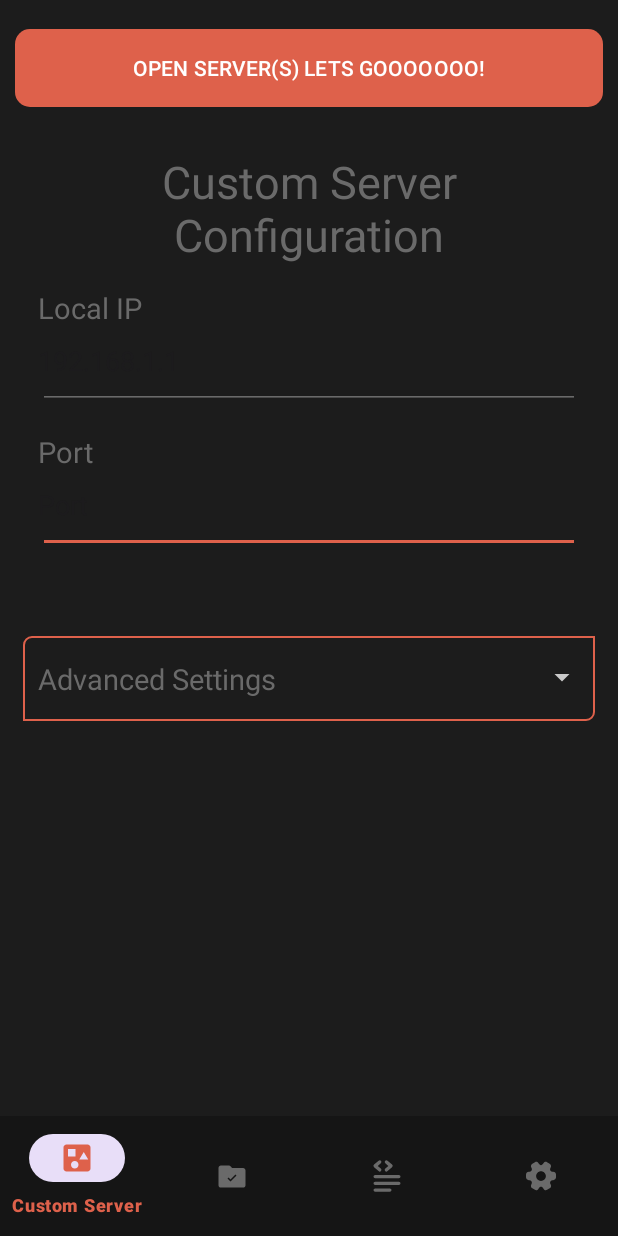
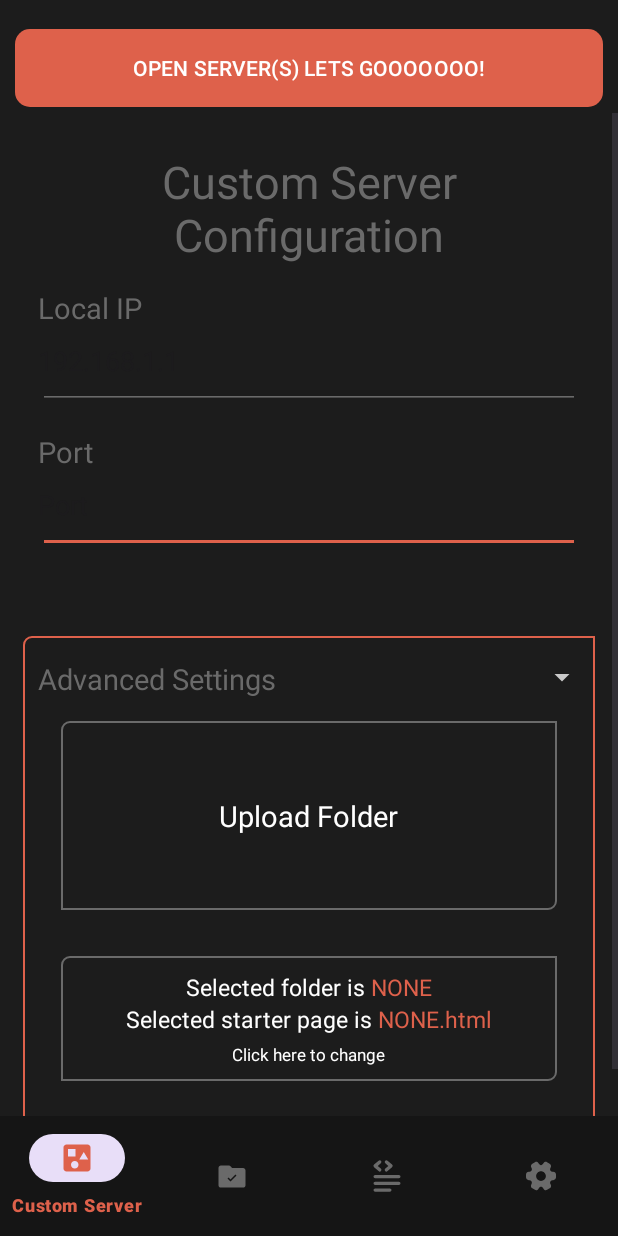
Before and after one commit to ozgurbaykal/HostMobile, an Android app: the CustomServerFragment screen opened directly, with no data from a screen before it, on a phone screen of 412 x 824 dp. Run offline under Robolectric (Android 15) with nearby library versions, the phone set to English and light mode, and no system bars; our stand-ins replace Room's generated code; 1 statement that could not run was skipped.

Commit message:
File copy completed, progressbar added for file copy operation

```diff
--- a/app/src/main/java/com/ozgurbaykal/hostmobile/model/CustomServerFolders.kt
+++ b/app/src/main/java/com/ozgurbaykal/hostmobile/model/CustomServerFolders.kt
@@ -9,4 +9,6 @@ import androidx.room.PrimaryKey
 class CustomServerFolders (
     @PrimaryKey(autoGenerate = true) val id: Int = 0,
     @ColumnInfo(name = "folder_name") val folderName: String?,
+    @ColumnInfo(name = "is_selected") val isSelected: Boolean = false,
+    @ColumnInfo(name = "selected_file") val selectedFile: String? = null
 )
--- a/app/src/main/java/com/ozgurbaykal/hostmobile/view/CustomServerFragment.kt
+++ b/app/src/main/java/com/ozgurbaykal/hostmobile/view/CustomServerFragment.kt
@@ -17,6 +17,7 @@ import android.view.View
 import android.view.ViewGroup
 import android.widget.EditText
 import android.widget.LinearLayout
+import android.widget.ProgressBar
 import android.widget.RelativeLayout
 import androidx.activity.result.contract.ActivityResultContracts
 import androidx.core.content.ContextCompat
@@ -31,6 +32,9 @@ import com.ozgurbaykal.hostmobile.control.SharedPreferenceManager
 import com.ozgurbaykal.hostmobile.databinding.FragmentCustomServerBinding
 import com.ozgurbaykal.hostmobile.view.customdialog.CustomDialogManager
 import com.ozgurbaykal.hostmobile.view.customdialog.CustomDialogTypes
+import kotlinx.coroutines.CoroutineScope
+import kotlinx.coroutines.Dispatchers
+import kotlinx.coroutines.launch
 import java.io.File
 import java.io.FileInputStream
 import java.io.FileOutputStream
@@ -54,6 +58,9 @@ class CustomServerFragment : Fragment(R.layout.fragment_custom_server) {
 
     private lateinit var uploadFileLinear : LinearLayout
 
+    private lateinit var progressBarToCopyFolder : ProgressBar
+    private lateinit var copyProgressLinear : LinearLayout
+
     override fun onCreateView(
         inflater: LayoutInflater,
         container: ViewGroup?,
@@ -71,6 +78,9 @@ class CustomServerFragment : Fragment(R.layout.fragment_custom_server) {
 
         localIpEditText = binding.customServerLocalIpEditText
         customServerPortEditText = binding.customServerPortEditText
+
+        progressBarToCopyFolder = binding.copyFolderProgressBar
+        copyProgressLinear = binding.copyProgressLinear
 
         if(SharedPreferenceManager.readInteger("customServerPort", -1) != -1){
 
@@ -120,20 +130,29 @@ class CustomServerFragment : Fragment(R.layout.fragment_custom_server) {
             val treeUri: Uri? = result.data?.data
             val takeFlags: Int = Intent.FLAG_GRANT_READ_URI_PERMISSION or
                     Intent.FLAG_GRANT_WRITE_URI_PERMISSION
-// Check for the freshest data.
             treeUri?.let { requireActivity().contentResolver.takePersistableUriPermission(it, takeFlags) }
 
             if (treeUri != null) {
                 val appSpecificExternalDir = ContextCompat.getExternalFilesDirs(requireContext(), null)[0]
-                Log.i(TAG, "appSpecificExternalDir: " + appSpecificExternalDir)
                 val fileUtils = CopyFolderManagerCustomServer(requireContext())
 
-                fileUtils.copyFilesFromUriToAppFolder(requireContext(), treeUri, appSpecificExternalDir)
-
+                CoroutineScope(Dispatchers.IO).launch {
+                    Log.i(TAG, "Start copy process call -> copyFilesFromUriToAppFolder() func")
+                    MainActivity.getInstance()?.runOnUiThread{
+                        copyProgressLinear.visibility = View.VISIBLE
+                    }
+                    fileUtils.copyFilesFromUriToAppFolder(requireContext(), treeUri, appSpecificExternalDir, progressBarToCopyFolder)
+                    MainActivity.getInstance()?.runOnUiThread{
+                        copyProgressLinear.visibility = View.GONE
+                        progressBarToCopyFolder.progress = 0
+                    }
+                    Log.i(TAG, "Finish copy process")
+                }
             }
         }
     }
 
 
 
+
 }
--- /dev/null
+++ b/app/src/main/res/drawable/custom_progressbar.xml
@@ -0,0 +1,42 @@
+<?xml version="1.0" encoding="utf-8"?>
+<layer-list xmlns:android="http://schemas.android.com/apk/res/android">
+    <item android:id="@android:id/background">
+        <shape>
+            <corners android:radius="5dp" />
+            <gradient
+                android:startColor="@color/custom_gray"
+            android:centerColor="@color/custom_gray"
+            android:centerY="0.5"
+            android:endColor="@color/custom_gray"
+            android:type="linear" />
+        </shape>
+    </item>
+
+    <item android:id="@android:id/secondaryProgress">
+        <clip>
+            <shape>
+                <corners android:radius="5dp" />
+                <gradient
+                    android:startColor="@color/custom_gray"
+                android:centerColor="@color/custom_gray"
+                android:centerY="0.5"
+                android:endColor="@color/custom_gray"
+                android:type="linear" />
+            </shape>
+        </clip>
+    </item>
+
+    <item android:id="@android:id/progress">
+        <clip>
+            <shape>
+                <corners android:radius="5dp" />
+                <gradient
+                    android:startColor="@color/custom_red"
+                android:centerColor="@color/custom_red"
+                android:centerY="0.5"
+                android:endColor="@color/custom_red"
+                android:type="linear" />
+            </shape>
+        </clip>
+    </item>
+</layer-list>
--- a/app/src/main/res/layout/custom_dialog_simple.xml
+++ b/app/src/main/res/layout/custom_dialog_simple.xml
@@ -49,6 +49,7 @@
         android:textColor="@color/white"
         app:backgroundTint="@color/custom_blue"
         app:cornerRadius="10dp"
+        android:singleLine="true"
         app:strokeColor="#FFFFFF" />
 
 </LinearLayout>
--- a/app/src/main/res/layout/custom_dialog_yes_no.xml
+++ b/app/src/main/res/layout/custom_dialog_yes_no.xml
@@ -49,10 +49,10 @@
             android:layout_marginTop="15dp"
             android:text="No"
             android:layout_marginLeft="10dp"
-            android:layout_marginRight="10dp"
             android:textColor="@color/white"
             app:backgroundTint="@color/custom_red"
             app:cornerRadius="10dp"
+            android:singleLine="true"
             app:strokeColor="#FFFFFF" />
         <Button
             android:id="@+id/yesNoDialogYesClickButton"
@@ -62,10 +62,10 @@
             android:layout_marginTop="15dp"
             android:text="Yes"
             android:layout_marginLeft="10dp"
-            android:layout_marginRight="10dp"
             android:textColor="@color/white"
             app:backgroundTint="@color/custom_blue"
             app:cornerRadius="10dp"
+            android:singleLine="true"
             app:strokeColor="#FFFFFF" />
     </LinearLayout>
 </LinearLayout>
--- a/app/src/main/res/layout/fragment_custom_server.xml
+++ b/app/src/main/res/layout/fragment_custom_server.xml
@@ -106,7 +106,6 @@
                 android:layout_width="match_parent"
                 android:layout_height="wrap_content"
                 android:orientation="vertical"
-                android:visibility="gone"
                 android:layout_below="@+id/textView1">
 
                 <LinearLayout
@@ -122,12 +121,102 @@
                     <TextView
                         android:layout_width="wrap_content"
                         android:layout_height="wrap_content"
-                        android:text="Upload File"
+                        android:text="Upload Folder"
                         android:textColor="@color/white"
                         android:textSize="19dp" />
 
                 </LinearLayout>
 
+                <LinearLayout
+                    android:id="@+id/copyProgressLinear"
+                    android:layout_width="match_parent"
+                    android:layout_height="match_parent"
+                    android:orientation="vertical"
+                    android:visibility="gone"
+                    android:gravity="center">
+                    <TextView
+                        android:layout_width="wrap_content"
+                        android:layout_height="wrap_content"
+                        android:text="Folder copying in progress... Please Wait"
+                        android:textColor="@color/custom_gray"
+                        android:textSize="15dp"
+                        android:layout_gravity="center"
+                        android:layout_marginBottom="5dp"/>
+
+                    <ProgressBar
+                        android:id="@+id/copyFolderProgressBar"
+                        style="?android:attr/progressBarStyleHorizontal"
+                        android:progressDrawable="@drawable/custom_progressbar"
+                        android:layout_width="match_parent"
+                        android:layout_height="4dp"
+                        android:layout_marginStart="15dp"
+                        android:layout_marginEnd="15dp"
+                        android:max="100"/>
+                </LinearLayout>
+
+
+
+            <LinearLayout
+                android:id="@+id/folderListLinear"
+                android:layout_margin="15dp"
+                android:layout_width="match_parent"
+                android:layout_height="match_parent"
+                android:orientation="vertical"
+                android:gravity="center"
+                android:padding="10dp"
+                android:background="@drawable/custom_border_gray">
+
+                <LinearLayout
+                    android:layout_width="wrap_content"
+                    android:layout_height="wrap_content"
+                    android:orientation="horizontal">
+
+                    <TextView
+                        android:layout_width="wrap_content"
+                        android:layout_height="wrap_content"
+                        android:text="Selected folder is "
+                        android:textColor="@color/white"
+                        android:textSize="15dp" />
+
+                    <TextView
+                        android:id="@+id/currentFolderName"
+                        android:layout_width="wrap_content"
+                        android:layout_height="wrap_content"
+                        android:text="NONE"
+                        android:textColor="@color/custom_red"
+                        android:textSize="15dp" />
+                </LinearLayout>
+
+                <LinearLayout
+                    android:layout_width="wrap_content"
+                    android:layout_height="wrap_content"
+                    android:orientation="horizontal">
+
+                    <TextView
+                        android:layout_width="wrap_content"
+                        android:layout_height="wrap_content"
+                        android:text="Selected starter page is "
+                        android:textColor="@color/white"
+                        android:textSize="15dp" />
+
+                    <TextView
+                        android:id="@+id/currentFileName"
+                        android:layout_width="wrap_content"
+                        android:layout_height="wrap_content"
+                        android:text="NONE.html"
+                        android:textColor="@color/custom_red"
+                        android:textSize="15dp" />
+                </LinearLayout>
+
+                <TextView
+                    android:layout_marginTop="5dp"
+                    android:layout_width="wrap_content"
+                    android:layout_height="wrap_content"
+                    android:text="Click here to change"
+                    android:textColor="@color/white"
+                    android:textSize="11dp" />
+
+            </LinearLayout>
             </LinearLayout>
 
         </RelativeLayout>
```
Also changed, not shown: app/src/main/java/com/ozgurbaykal/hostmobile/control/CopyFolderManagerCustomServer.kt (+88 -37 lines), app/src/main/java/com/ozgurbaykal/hostmobile/model/AppDatabase.kt (+23 -4 lines).
